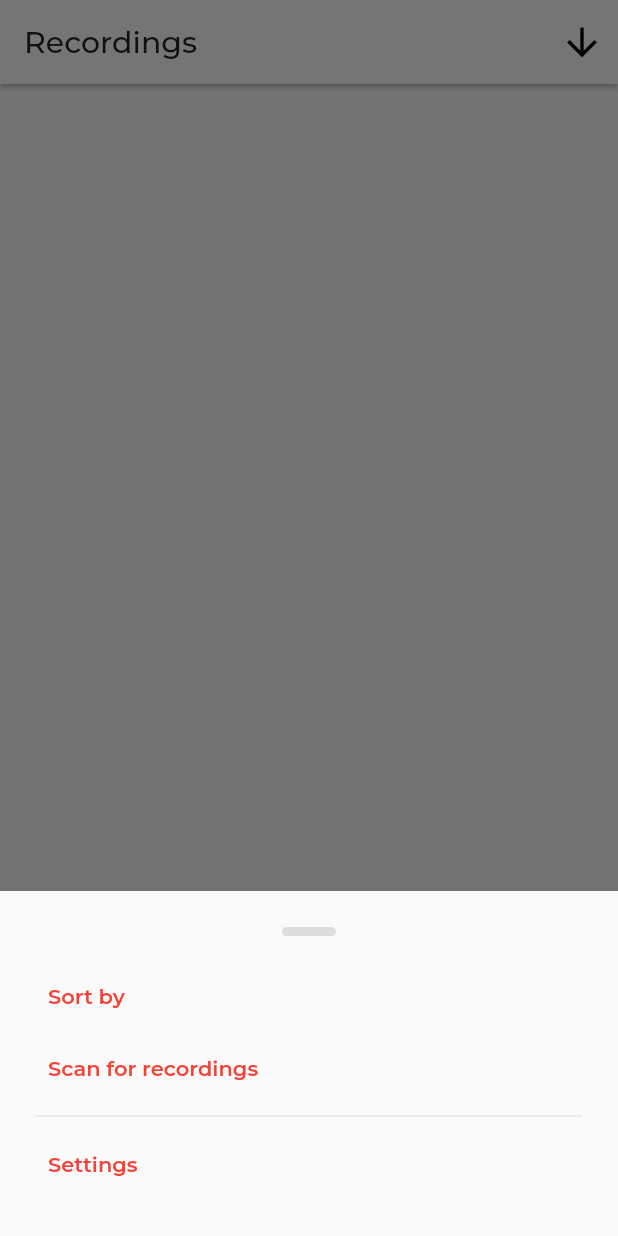
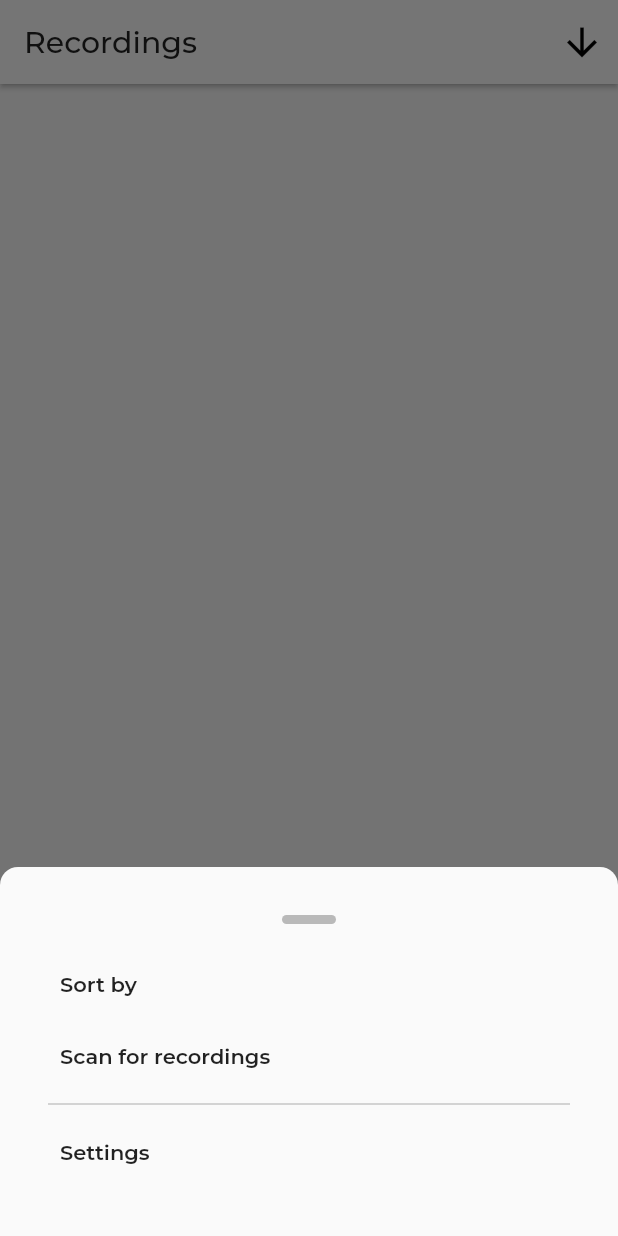
Before and after one commit to KangRuiYu/voice_scribe, a Flutter app: the screen it shows after launch, after a tap on the "menu" icon, on a phone screen of 412 x 824 dp. Run offline on Flutter 3.47's test engine with Material 2 defaults, Android fonts, the phone set to English and light mode, and no system bars; our stand-ins replace google_fonts, permission_handler; missing offline and left inert: flutter_sound.

Commit message:
Themed bottom modal sheet

```diff
--- a/lib/main.dart
+++ b/lib/main.dart
@@ -43,7 +43,7 @@ class VoiceScribe extends StatelessWidget {
               ),
               shape: MaterialStateProperty.all<RoundedRectangleBorder>(
                 RoundedRectangleBorder(
-                  borderRadius: BorderRadius.circular(BUTTON_RADIUS),
+                  borderRadius: BorderRadius.circular(RADIUS_LARGE),
                 ),
               ),
             ),
@@ -51,12 +51,23 @@ class VoiceScribe extends StatelessWidget {
           cardTheme: CardTheme(
             margin: EdgeInsets.zero,
             shape: RoundedRectangleBorder(
-              borderRadius: BorderRadius.circular(CARD_RADIUS),
+              borderRadius: BorderRadius.circular(RADIUS),
             ),
             elevation: ELEVATION,
           ),
-          bottomAppBarTheme: BottomAppBarTheme(
-            elevation: 16.0,
+          popupMenuTheme: PopupMenuThemeData(
+            shape: RoundedRectangleBorder(
+              borderRadius: BorderRadius.circular(RADIUS),
+            ),
+          ),
+          dividerColor: Colors.black26,
+          dividerTheme: const DividerThemeData(thickness: DIVIDER_THICKNESS),
+          bottomSheetTheme: const BottomSheetThemeData(
+            shape: const RoundedRectangleBorder(
+              borderRadius: const BorderRadius.vertical(
+                top: const Radius.circular(RADIUS),
+              ),
+            ),
           ),
         ),
         home: MainScreen(),
--- a/lib/utils/mono_theme_constants.dart
+++ b/lib/utils/mono_theme_constants.dart
@@ -5,6 +5,8 @@ const double ELEVATION = 1.4;
 const double BOTTOM_APPBAR_ELEVATION =
     1.0; // Can only be 1, 2, 3, 4, 6, 8, 9, 12, 16, and 24
 const double BOTTOM_APPBAR_HEIGHT = 50.0;
+const double RADIUS = 12.0;
+const double RADIUS_LARGE = 256.0;
 
 // Playback Slider
 const double PLAYBACK_SLIDER_THUMB_SIZE = 12.0;
@@ -13,7 +15,6 @@ const double PLAYBACK_SLIDER_TRACK_HEIGHT = 8.0;
 const double LOADING_BAR_HEIGHT = 6.0;
 
 // Button
-const double BUTTON_RADIUS = 256.0;
 const double BUTTON_PADDING = 12.0;
 
 // Icons
@@ -22,5 +23,5 @@ const double ICON_SIZE = 30.0;
 // IconButton
 const double SPLASH_RADIUS = 28.0;
 
-// Card
-const double CARD_RADIUS = 16.0;
+// Divider
+const double DIVIDER_THICKNESS = 0.8;
--- a/lib/views/widgets/bottom_modal_sheet.dart
+++ b/lib/views/widgets/bottom_modal_sheet.dart
@@ -4,6 +4,7 @@ import 'package:provider/provider.dart';
 import 'package:voice_scribe/models/recordings_manager.dart';
 
 import 'package:voice_scribe/views/screens/import_screen.dart';
+import 'package:voice_scribe/utils/mono_theme_constants.dart';
 
 class BottomModalSheet extends StatelessWidget {
   // A bottom modal sheet that shows the apps common functions (settings, etc)
@@ -32,12 +33,12 @@ class BottomModalSheet extends StatelessWidget {
   @override
   Widget build(BuildContext context) {
     return SingleChildScrollView(
-      padding: EdgeInsets.all(24),
+      padding: const EdgeInsets.all(PADDING_LARGE),
       child: Column(
         mainAxisSize: MainAxisSize.min,
         children: [
           _SheetHandle(),
-          SizedBox(height: 16),
+          const SizedBox(height: PADDING_MEDIUM),
           _MenuButton(
             label: 'Sort by',
             iconData: Icons.sort,
@@ -111,11 +112,11 @@ class _SheetHandle extends StatelessWidget {
   @override
   Widget build(BuildContext context) {
     return Container(
-      width: 36,
-      height: 6,
+      width: 36.0,
+      height: 6.0,
       decoration: BoxDecoration(
-        borderRadius: BorderRadius.circular(16),
-        color: Colors.black12,
+        borderRadius: BorderRadius.circular(RADIUS_LARGE),
+        color: Colors.black26,
       ),
     );
   }
@@ -135,9 +136,10 @@ class _MenuButton extends StatelessWidget {
 
   @override
   Widget build(BuildContext context) {
+    print(Theme.of(context).dividerColor);
     return TextButton(
       style: TextButton.styleFrom(
-        primary: Theme.of(context).accentColor,
+        primary: Theme.of(context).textTheme.button.color,
         textStyle: Theme.of(context).textTheme.button.copyWith(
               fontWeight: FontWeight.w600,
             ),
```
